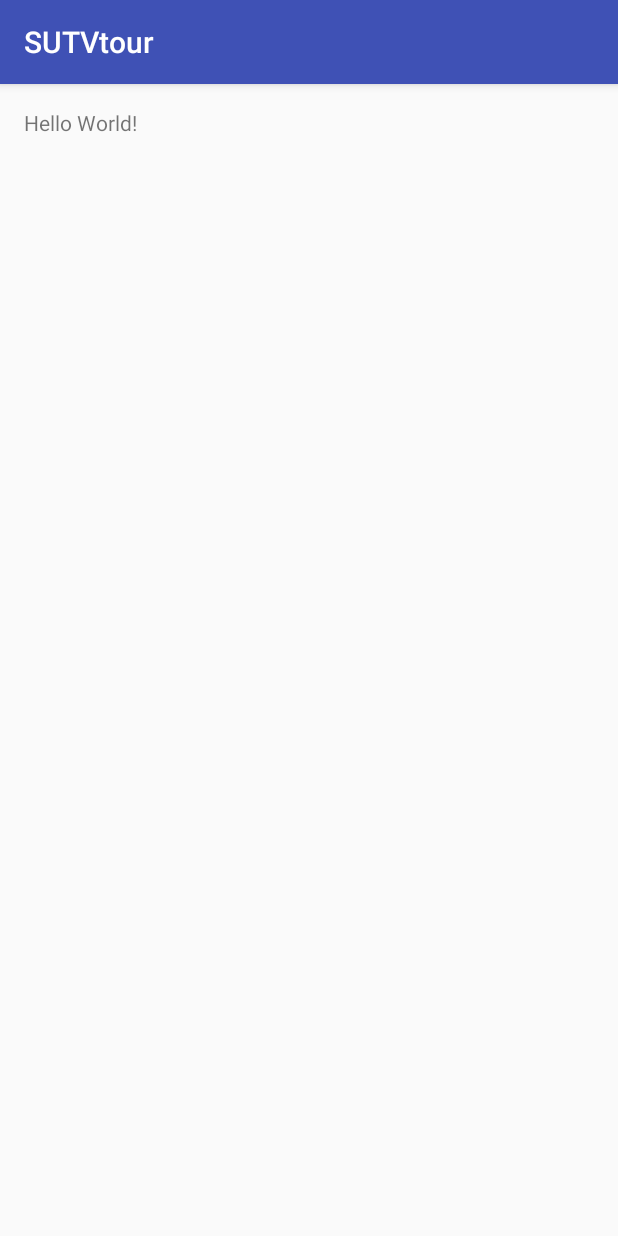
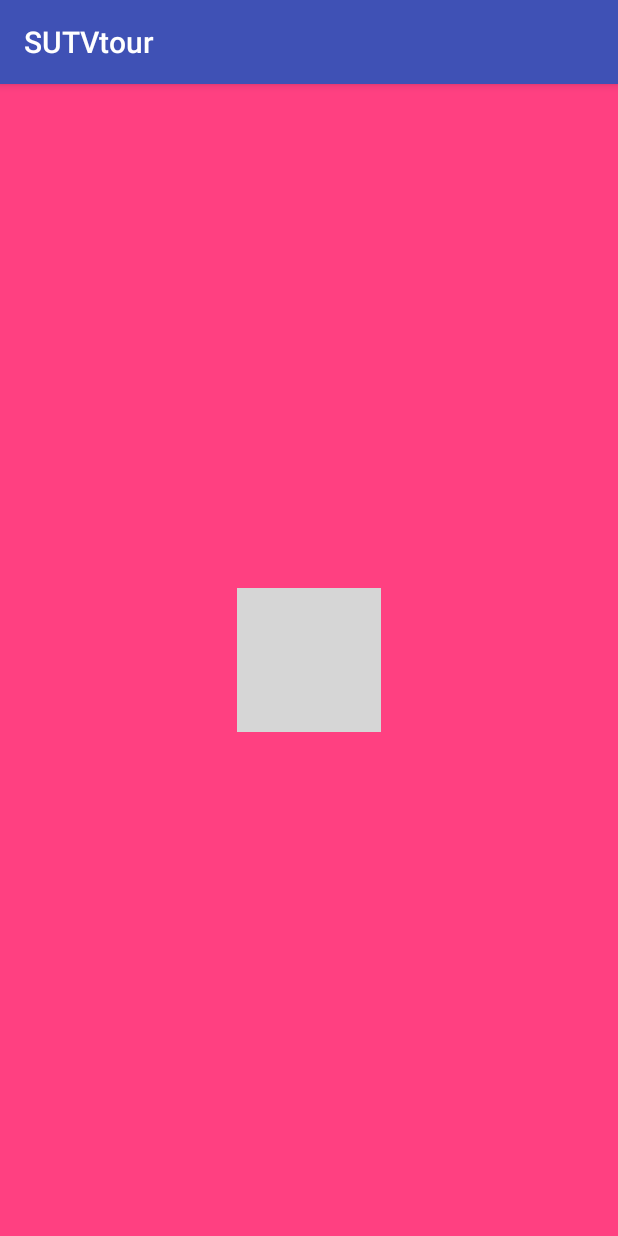
Before and after one commit to SudsangdaowDao/SUTVtour, an Android app: the screen it shows after launch (MainActivity), on a phone screen of 412 x 824 dp. Run offline under Robolectric (Android 15) with nearby library versions, the phone set to English and light mode, and no system bars; 2 statements that could not run were skipped; grey boxes are pictures that could not be loaded.

Commit message:
commit first time

```diff
--- a/app/build.gradle
+++ b/app/build.gradle
@@ -1,3 +1,4 @@
+
 apply plugin: 'com.android.application'
 
 android {
@@ -23,4 +24,7 @@ dependencies {
     compile fileTree(dir: 'libs', include: ['*.jar'])
     testCompile 'junit:junit:4.12'
     compile 'com.android.support:appcompat-v7:22.2.1'
+    compile 'com.google.android.gms:play-services:8.3.0'
+    compile 'com.google.android.gms:play-services:7.3.0'
+
 }
--- a/app/src/main/java/com/ss/example/sutvtour/MainActivity.java
+++ b/app/src/main/java/com/ss/example/sutvtour/MainActivity.java
@@ -1,7 +1,9 @@
 package com.ss.example.sutvtour;
 
+import android.graphics.drawable.AnimationDrawable;
 import android.support.v7.app.AppCompatActivity;
 import android.os.Bundle;
+import android.widget.ImageView;
 
 public class MainActivity extends AppCompatActivity {
 
@@ -9,5 +11,11 @@ public class MainActivity extends AppCompatActivity {
     protected void onCreate(Bundle savedInstanceState) {
         super.onCreate(savedInstanceState);
         setContentView(R.layout.activity_main);
+
+        ImageView image = (ImageView) findViewById(R.id.image);
+        image.setBackgroundResource(R.drawable.rotation_android);
+
+        AnimationDrawable anim = (AnimationDrawable) image.getBackground();
+        anim.start();
     }
 }
--- a/app/src/main/res/layout/activity_main.xml
+++ b/app/src/main/res/layout/activity_main.xml
@@ -7,10 +7,13 @@
     android:paddingLeft="@dimen/activity_horizontal_margin"
     android:paddingRight="@dimen/activity_horizontal_margin"
     android:paddingTop="@dimen/activity_vertical_margin"
+    android:background="@color/colorAccent"
     tools:context="com.ss.example.sutvtour.MainActivity">
 
-    <TextView
+    <ImageView
+        android:id="@+id/image"
         android:layout_width="wrap_content"
         android:layout_height="wrap_content"
-        android:text="Hello World!" />
+        android:layout_centerInParent="true"/>
+
 </RelativeLayout>
--- a/build.gradle
+++ b/build.gradle
@@ -6,6 +6,7 @@ buildscript {
     }
     dependencies {
         classpath 'com.android.tools.build:gradle:1.5.0'
+        classpath 'com.google.gms:google-services:1.5.0-beta2'
 
         // NOTE: Do not place your application dependencies here; they belong
         // in the individual module build.gradle files
```
